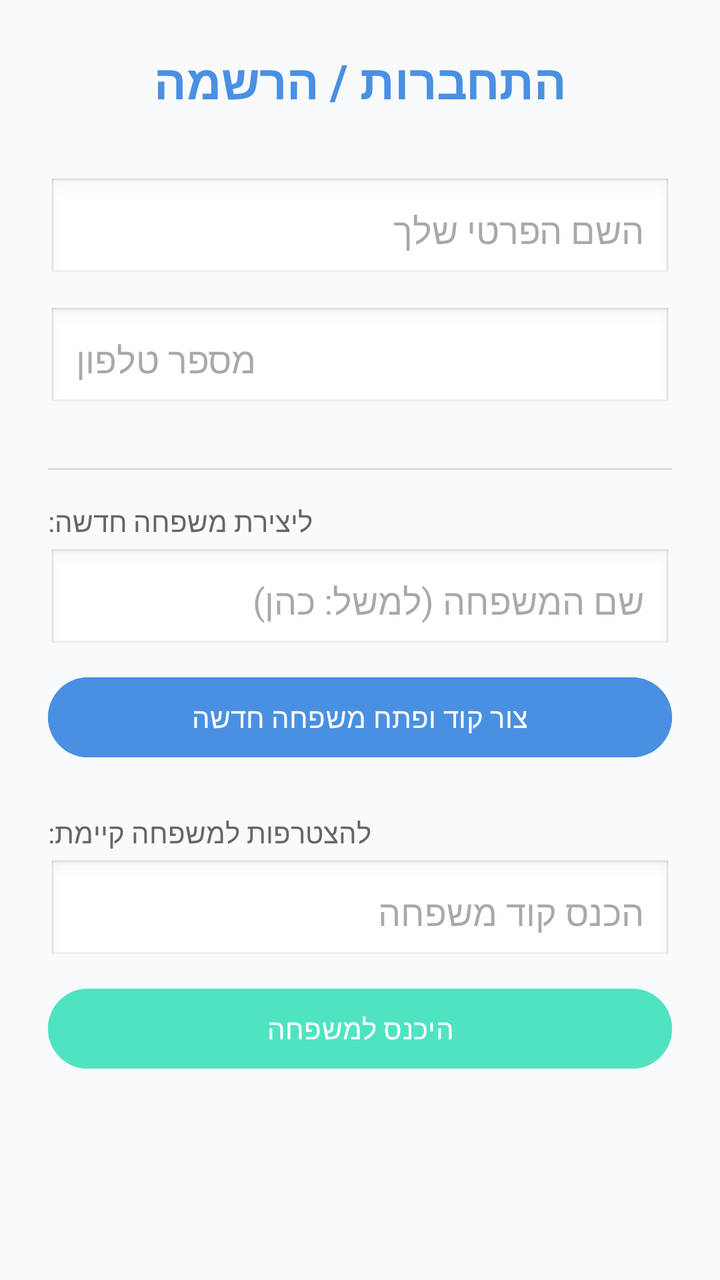
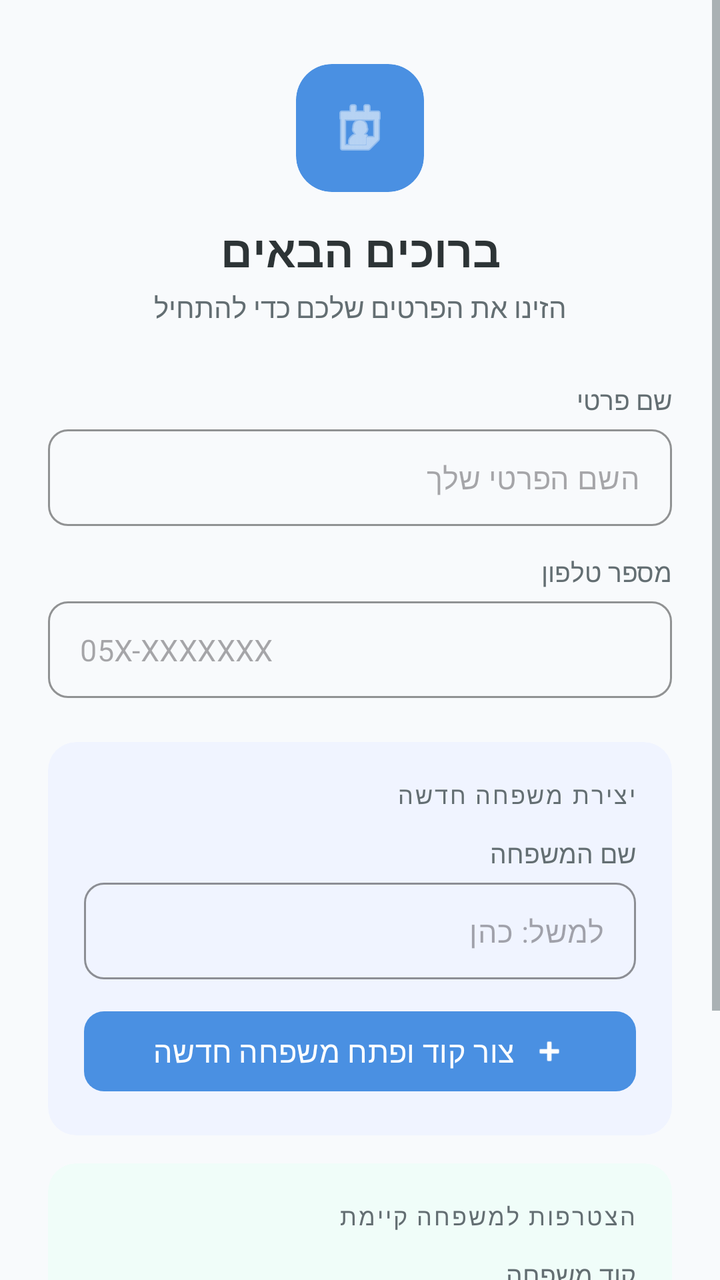

Before-and-after screenshots of an Android layout around one commit, followed by the original layout XML and the change that was made.
<!-- AndroidManifest.xml: application theme Theme.FamilyWork -->
<!-- res/layout/activity_login.xml -->
<?xml version="1.0" encoding="utf-8"?>
<ScrollView xmlns:android="http://schemas.android.com/apk/res/android"
    android:layout_width="match_parent"
    android:layout_height="match_parent"
    android:padding="24dp"
    android:background="#F8FAFC">

    <LinearLayout
        android:orientation="vertical"
        android:layout_width="match_parent"
        android:layout_height="wrap_content">

        <TextView
            android:layout_width="wrap_content"
            android:layout_height="wrap_content"
            android:text="התחברות / הרשמה"
            android:textSize="24sp"
            android:textStyle="bold"
            android:textColor="#4A90E2"
            android:layout_gravity="center"
            android:layout_marginBottom="32dp"/>

        <EditText
            android:id="@+id/inputName"
            android:hint="השם הפרטי שלך"
            android:layout_width="match_parent"
            android:layout_height="wrap_content"
            android:padding="14dp"
            android:background="@android:drawable/edit_text"
            android:layout_marginBottom="12dp"/>

        <EditText
            android:id="@+id/inputPhone"
            android:hint="מספר טלפון"
            android:layout_width="match_parent"
            android:layout_height="wrap_content"
            android:padding="14dp"
            android:background="@android:drawable/edit_text"
            android:inputType="phone"
            android:layout_marginBottom="12dp"/>

        <View 
            android:layout_width="match_parent"
            android:layout_height="1dp"
            android:background="#DDDDDD"
            android:layout_marginVertical="16dp"/>

        <TextView
            android:layout_width="wrap_content"
            android:layout_height="wrap_content"
            android:text="ליצירת משפחה חדשה:"
            android:textSize="14sp"
            android:textColor="#666666"
            android:layout_marginBottom="4dp"/>

        <EditText
            android:id="@+id/inputFamilyName"
            android:hint="שם המשפחה (למשל: כהן)"
            android:layout_width="match_parent"
            android:layout_height="wrap_content"
            android:padding="14dp"
            android:background="@android:drawable/edit_text"
            android:layout_marginBottom="8dp"/>

        <Button
            android:id="@+id/btnGenerateCode"
            android:text="צור קוד ופתח משפחה חדשה"
            android:layout_width="match_parent"
            android:layout_height="wrap_content"
            android:backgroundTint="#4A90E2"
            android:textColor="#ffffff"
            android:layout_marginBottom="24dp"/>

        <TextView
            android:layout_width="wrap_content"
            android:layout_height="wrap_content"
            android:text="להצטרפות למשפחה קיימת:"
            android:textSize="14sp"
            android:textColor="#666666"
            android:layout_marginBottom="4dp"/>

        <EditText
            android:id="@+id/inputFamilyCode"
            android:hint="הכנס קוד משפחה"
            android:layout_width="match_parent"
            android:layout_height="wrap_content"
            android:padding="14dp"
            android:background="@android:drawable/edit_text"
            android:layout_marginBottom="8dp"/>

        <Button
            android:id="@+id/btnEnter"
            android:text="היכנס למשפחה"
            android:layout_width="match_parent"
            android:layout_height="wrap_content"
            android:backgroundTint="#50E3C2"
            android:textColor="#ffffff"/>

    </LinearLayout>
</ScrollView>
<!-- resources referenced by this layout -->
<resources>
  <style name="Theme.FamilyWork" parent="Base.Theme.FamilyWork" />
  <style name="Base.Theme.FamilyWork" parent="Theme.Material3.DayNight.NoActionBar">
          
          <item name="colorPrimary">@color/primary</item>
          <item name="colorOnPrimary">@color/white</item>
          <item name="colorPrimaryDark">@color/primary_dark</item>
          <item name="colorAccent">@color/accent</item>
          
          
          <item name="android:windowBackground">@color/background</item>
          <item name="android:statusBarColor">@color/primary</item>
          
          
          <item name="android:textColorPrimary">@color/text_primary</item>
          <item name="android:textColorSecondary">@color/text_secondary</item>
      </style>
  <color name="primary">#4A90E2</color>
  <color name="white">#FFFFFFFF</color>
  <color name="primary_dark">#357ABD</color>
  <color name="accent">#50E3C2</color>
  <color name="background">#F8FAFC</color>
  <color name="text_primary">#2D3436</color>
  <color name="text_secondary">#636E72</color>
</resources>

<!-- the commit's change to res/layout/activity_login.xml (unified diff, before → after) -->
@@ -2,99 +2,264 @@
 <ScrollView xmlns:android="http://schemas.android.com/apk/res/android"
     android:layout_width="match_parent"
     android:layout_height="match_parent"
-    android:padding="24dp"
-    android:background="#F8FAFC">
+    android:background="@color/background"
+    android:fillViewport="true">
 
     <LinearLayout
+        android:layout_width="match_parent"
+        android:layout_height="wrap_content"
         android:orientation="vertical"
-        android:layout_width="match_parent"
-        android:layout_height="wrap_content">
-
+        android:paddingHorizontal="24dp"
+        android:paddingVertical="32dp"
+        android:layoutDirection="rtl">
+
+        
+        <LinearLayout
+            android:layout_width="match_parent"
+            android:layout_height="wrap_content"
+            android:orientation="vertical"
+            android:gravity="center"
+            android:layout_marginBottom="28dp">
+
+            <com.google.android.material.card.MaterialCardView
+                android:layout_width="64dp"
+                android:layout_height="64dp"
+                android:layout_gravity="center"
+                app:cardCornerRadius="18dp"
+                app:cardBackgroundColor="@color/primary"
+                app:cardElevation="0dp"
+                app:strokeWidth="0dp"
+                android:layout_marginBottom="14dp"
+                xmlns:app="http://schemas.android.com/apk/res-auto">
+
+                <ImageView
+                    android:layout_width="32dp"
+                    android:layout_height="32dp"
+                    android:layout_gravity="center"
+                    android:src="@android:drawable/ic_menu_my_calendar"
+                    android:tint="@color/white"/>
+            </com.google.android.material.card.MaterialCardView>
+
+            <TextView
+                android:layout_width="wrap_content"
+                android:layout_height="wrap_content"
+                android:text="ברוכים הבאים"
+                android:textSize="22sp"
+                android:textStyle="bold"
+                android:textColor="@color/text_primary"
+                android:layout_marginBottom="4dp"/>
+
+            <TextView
+                android:layout_width="wrap_content"
+                android:layout_height="wrap_content"
+                android:text="הזינו את הפרטים שלכם כדי להתחיל"
+                android:textSize="14sp"
+                android:textColor="@color/text_secondary"/>
+        </LinearLayout>
+
+        
         <TextView
             android:layout_width="wrap_content"
             android:layout_height="wrap_content"
-            android:text="התחברות / הרשמה"
-            android:textSize="24sp"
-            android:textStyle="bold"
-            android:textColor="#4A90E2"
-            android:layout_gravity="center"
-            android:layout_marginBottom="32dp"/>
-
-        <EditText
-            android:id="@+id/inputName"
-            android:hint="השם הפרטי שלך"
-            android:layout_width="match_parent"
-            android:layout_height="wrap_content"
-            android:padding="14dp"
-            android:background="@android:drawable/edit_text"
-            android:layout_marginBottom="12dp"/>
-
-        <EditText
-            android:id="@+id/inputPhone"
-            android:hint="מספר טלפון"
-            android:layout_width="match_parent"
-            android:layout_height="wrap_content"
-            android:padding="14dp"
-            android:background="@android:drawable/edit_text"
-            android:inputType="phone"
-            android:layout_marginBottom="12dp"/>
-
-        <View 
-            android:layout_width="match_parent"
-            android:layout_height="1dp"
-            android:background="#DDDDDD"
-            android:layout_marginVertical="16dp"/>
+            android:text="שם פרטי"
+            android:textSize="13sp"
+            android:textColor="@color/text_secondary"
+            android:layout_marginBottom="6dp"/>
+
+        <com.google.android.material.textfield.TextInputLayout
+            android:layout_width="match_parent"
+            android:layout_height="wrap_content"
+            android:layout_marginBottom="14dp"
+            style="@style/Widget.MaterialComponents.TextInputLayout.OutlinedBox"
+            xmlns:app="http://schemas.android.com/apk/res-auto"
+            app:boxCornerRadiusTopStart="10dp"
+            app:boxCornerRadiusTopEnd="10dp"
+            app:boxCornerRadiusBottomStart="10dp"
+            app:boxCornerRadiusBottomEnd="10dp"
+            app:boxStrokeColor="@color/divider"
+            app:hintEnabled="false">
+
+            <com.google.android.material.textfield.TextInputEditText
+                android:id="@+id/inputName"
+                android:layout_width="match_parent"
+                android:layout_height="wrap_content"
+                android:hint="השם הפרטי שלך"
+                android:textSize="15sp"
+                android:paddingVertical="14dp"/>
+        </com.google.android.material.textfield.TextInputLayout>
 
         <TextView
             android:layout_width="wrap_content"
             android:layout_height="wrap_content"
-            android:text="ליצירת משפחה חדשה:"
-            android:textSize="14sp"
-            android:textColor="#666666"
-            android:layout_marginBottom="4dp"/>
-
-        <EditText
-            android:id="@+id/inputFamilyName"
-            android:hint="שם המשפחה (למשל: כהן)"
-            android:layout_width="match_parent"
-            android:layout_height="wrap_content"
-            android:padding="14dp"
-            android:background="@android:drawable/edit_text"
-            android:layout_marginBottom="8dp"/>
-
-        <Button
-            android:id="@+id/btnGenerateCode"
-            android:text="צור קוד ופתח משפחה חדשה"
-            android:layout_width="match_parent"
-            android:layout_height="wrap_content"
-            android:backgroundTint="#4A90E2"
-            android:textColor="#ffffff"
-            android:layout_marginBottom="24dp"/>
-
-        <TextView
-            android:layout_width="wrap_content"
-            android:layout_height="wrap_content"
-            android:text="להצטרפות למשפחה קיימת:"
-            android:textSize="14sp"
-            android:textColor="#666666"
-            android:layout_marginBottom="4dp"/>
-
-        <EditText
-            android:id="@+id/inputFamilyCode"
-            android:hint="הכנס קוד משפחה"
-            android:layout_width="match_parent"
-            android:layout_height="wrap_content"
-            android:padding="14dp"
-            android:background="@android:drawable/edit_text"
-            android:layout_marginBottom="8dp"/>
-
-        <Button
-            android:id="@+id/btnEnter"
-            android:text="היכנס למשפחה"
-            android:layout_width="match_parent"
-            android:layout_height="wrap_content"
-            android:backgroundTint="#50E3C2"
-            android:textColor="#ffffff"/>
+            android:text="מספר טלפון"
+            android:textSize="13sp"
+            android:textColor="@color/text_secondary"
+            android:layout_marginBottom="6dp"/>
+
+        <com.google.android.material.textfield.TextInputLayout
+            android:layout_width="match_parent"
+            android:layout_height="wrap_content"
+            android:layout_marginBottom="22dp"
+            style="@style/Widget.MaterialComponents.TextInputLayout.OutlinedBox"
+            xmlns:app="http://schemas.android.com/apk/res-auto"
+            app:boxCornerRadiusTopStart="10dp"
+            app:boxCornerRadiusTopEnd="10dp"
+            app:boxCornerRadiusBottomStart="10dp"
+            app:boxCornerRadiusBottomEnd="10dp"
+            app:boxStrokeColor="@color/divider"
+            app:hintEnabled="false">
+
+            <com.google.android.material.textfield.TextInputEditText
+                android:id="@+id/inputPhone"
+                android:layout_width="match_parent"
+                android:layout_height="wrap_content"
+                android:hint="05X-XXXXXXX"
+                android:inputType="phone"
+                android:textSize="15sp"
+                android:paddingVertical="14dp"/>
+        </com.google.android.material.textfield.TextInputLayout>
+
+        
+        <com.google.android.material.card.MaterialCardView
+            android:layout_width="match_parent"
+            android:layout_height="wrap_content"
+            android:layout_marginBottom="14dp"
+            xmlns:app="http://schemas.android.com/apk/res-auto"
+            app:cardCornerRadius="14dp"
+            app:cardElevation="0dp"
+            app:cardBackgroundColor="#F0F4FF"
+            app:strokeWidth="0dp">
+
+            <LinearLayout
+                android:layout_width="match_parent"
+                android:layout_height="wrap_content"
+                android:orientation="vertical"
+                android:padding="18dp">
+
+                <TextView
+                    android:layout_width="wrap_content"
+                    android:layout_height="wrap_content"
+                    android:text="יצירת משפחה חדשה"
+                    android:textSize="12sp"
+                    android:textAllCaps="true"
+                    android:letterSpacing="0.08"
+                    android:textColor="@color/text_secondary"
+                    android:layout_marginBottom="12dp"/>
+
+                <TextView
+                    android:layout_width="wrap_content"
+                    android:layout_height="wrap_content"
+                    android:text="שם המשפחה"
+                    android:textSize="13sp"
+                    android:textColor="@color/text_secondary"
+                    android:layout_marginBottom="6dp"/>
+
+                <com.google.android.material.textfield.TextInputLayout
+                    android:layout_width="match_parent"
+                    android:layout_height="wrap_content"
+                    style="@style/Widget.MaterialComponents.TextInputLayout.OutlinedBox"
+                    app:boxCornerRadiusTopStart="10dp"
+                    app:boxCornerRadiusTopEnd="10dp"
+                    app:boxCornerRadiusBottomStart="10dp"
+                    app:boxCornerRadiusBottomEnd="10dp"
+                    app:boxStrokeColor="@color/divider"
+                    app:hintEnabled="false">
+
+                    <com.google.android.material.textfield.TextInputEditText
+                        android:id="@+id/inputFamilyName"
+                        android:layout_width="match_parent"
+                        android:layout_height="wrap_content"
+                        android:hint="למשל: כהן"
+                        android:textSize="15sp"
+                        android:paddingVertical="14dp"/>
+                </com.google.android.material.textfield.TextInputLayout>
+
+                <com.google.android.material.button.MaterialButton
+                    android:id="@+id/btnGenerateCode"
+                    android:layout_width="match_parent"
+                    android:layout_height="48dp"
+                    android:layout_marginTop="12dp"
+                    android:text="צור קוד ופתח משפחה חדשה"
+                    android:textAllCaps="false"
+                    android:textSize="15sp"
+                    app:backgroundTint="@color/primary"
+                    app:cornerRadius="10dp"
+                    app:icon="@android:drawable/ic_input_add"
+                    app:iconGravity="textStart"
+                    app:iconTint="@color/white"/>
+            </LinearLayout>
+        </com.google.android.material.card.MaterialCardView>
+
+        
+        <com.google.android.material.card.MaterialCardView
+            android:layout_width="match_parent"
+            android:layout_height="wrap_content"
+            xmlns:app="http://schemas.android.com/apk/res-auto"
+            app:cardCornerRadius="14dp"
+            app:cardElevation="0dp"
+            app:cardBackgroundColor="#F0FDF9"
+            app:strokeWidth="0dp">
+
+            <LinearLayout
+                android:layout_width="match_parent"
+                android:layout_height="wrap_content"
+                android:orientation="vertical"
+                android:padding="18dp">
+
+                <TextView
+                    android:layout_width="wrap_content"
+                    android:layout_height="wrap_content"
+                    android:text="הצטרפות למשפחה קיימת"
+                    android:textSize="12sp"
+                    android:textAllCaps="true"
+                    android:letterSpacing="0.08"
+                    android:textColor="@color/text_secondary"
+                    android:layout_marginBottom="12dp"/>
+
+                <TextView
+                    android:layout_width="wrap_content"
+                    android:layout_height="wrap_content"
+                    android:text="קוד משפחה"
+                    android:textSize="13sp"
+                    android:textColor="@color/text_secondary"
+                    android:layout_marginBottom="6dp"/>
+
+                <com.google.android.material.textfield.TextInputLayout
+                    android:layout_width="match_parent"
+                    android:layout_height="wrap_content"
+                    style="@style/Widget.MaterialComponents.TextInputLayout.OutlinedBox"
+                    app:boxCornerRadiusTopStart="10dp"
+                    app:boxCornerRadiusTopEnd="10dp"
+                    app:boxCornerRadiusBottomStart="10dp"
+                    app:boxCornerRadiusBottomEnd="10dp"
+                    app:boxStrokeColor="@color/divider"
+                    app:hintEnabled="false">
+
+                    <com.google.android.material.textfield.TextInputEditText
+                        android:id="@+id/inputFamilyCode"
+                        android:layout_width="match_parent"
+                        android:layout_height="wrap_content"
+                        android:hint="הכנס קוד משפחה"
+                        android:textSize="15sp"
+                        android:letterSpacing="0.1"
+                        android:paddingVertical="14dp"/>
+                </com.google.android.material.textfield.TextInputLayout>
+
+                <com.google.android.material.button.MaterialButton
+                    android:id="@+id/btnEnter"
+                    android:layout_width="match_parent"
+                    android:layout_height="48dp"
+                    android:layout_marginTop="12dp"
+                    android:text="היכנס למשפחה"
+                    android:textAllCaps="false"
+                    android:textSize="15sp"
+                    app:backgroundTint="@color/accent"
+                    app:cornerRadius="10dp"
+                    app:icon="@android:drawable/ic_menu_send"
+                    app:iconGravity="textStart"
+                    app:iconTint="@color/white"/>
+            </LinearLayout>
+        </com.google.android.material.card.MaterialCardView>
 
     </LinearLayout>
 </ScrollView>
<!-- resource entries referenced after the edit -->
@@ -21,6 +21,7 @@
   <color name="primary_dark">#357ABD</color>
   <color name="accent">#50E3C2</color>
   <color name="background">#F8FAFC</color>
+  <color name="divider">#DFE6E9</color>
   <color name="text_primary">#2D3436</color>
   <color name="text_secondary">#636E72</color>
 </resources>
